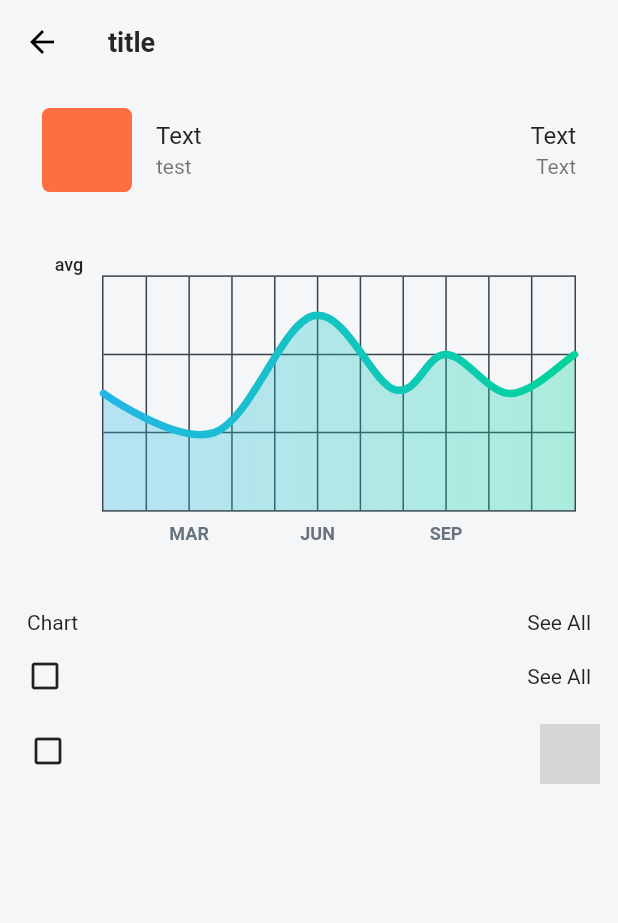
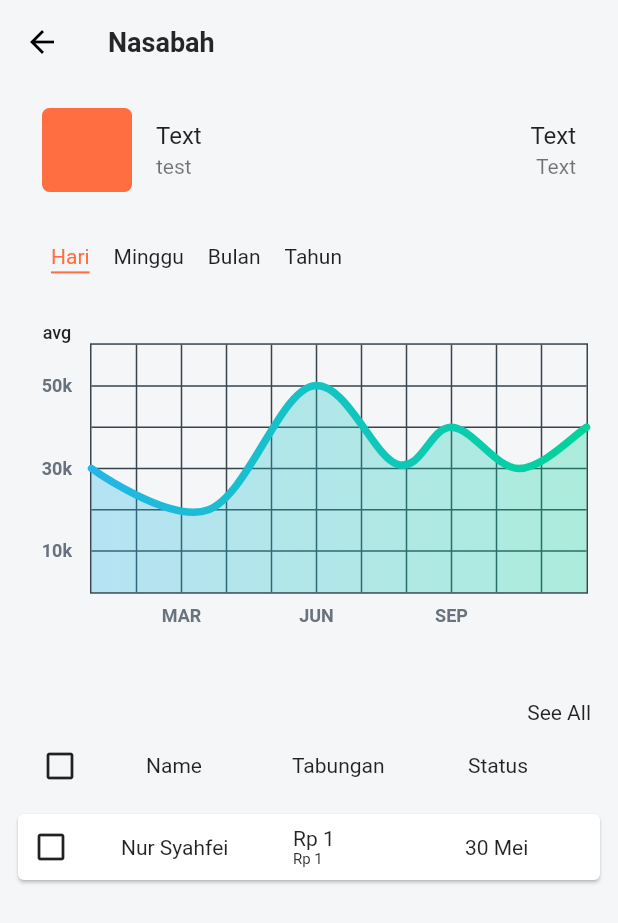
Before and after one commit to noersy/simbasa, a Flutter app: the screen it shows after launch, after a tap on "Login", after a tap on "Nasabah", on a phone screen of 412 x 824 dp. Shown: the top 923 px of the screen. Run offline on Flutter 3.47's test engine with Material 2 defaults, Android fonts, the phone set to English and light mode, and no system bars; drawn by our look-alikes of fl_chart; our stand-ins replace flutter_spinkit, shared_preferences; network calls fail; Roboto replaces fonts that are missing (Mulish); grey boxes are pictures that could not be loaded.

Commit message:
update baru BottomDialogSheet

```diff
--- a/lib/view/DasboardPage/DashboardPage.dart
+++ b/lib/view/DasboardPage/DashboardPage.dart
@@ -3,6 +3,7 @@ import 'package:flutter/rendering.dart';
 import 'package:simbasa/theme/PaletteColor.dart';
 import 'package:simbasa/theme/TypographyStyle.dart';
 import 'package:simbasa/view/DasboardPage/HomePage/HomePage.dart';
+import 'package:simbasa/view/DasboardPage/UserBottomSheetFialog/UserBottomSheetDialog.dart';
 import 'package:simbasa/view/DasboardPage/component/component.dart';
 import 'package:simbasa/view/ProfilePage/ProfilePage.dart';
 
@@ -80,17 +81,17 @@ class _DashboardPageState extends State<DashboardPage> {
                       });
                     },
                     child: Container(
+                      padding: const EdgeInsets.all(8.0),
                       color: PaletteColor.grey.withOpacity(0.3),
-                      child: Padding(
-                        padding: const EdgeInsets.all(8.0),
+                      child: Container(
+                        margin: EdgeInsets.only(
+                            left: MediaQuery.of(context).size.width / 2),
                         child: Column(
                           mainAxisAlignment: MainAxisAlignment.end,
-                          children: [
-                            Row(
-                              mainAxisAlignment: MainAxisAlignment.center,
+                          crossAxisAlignment: CrossAxisAlignment.end,
                           children: [
                             card(
-                                    title: "test",
+                                title: "Penjualan",
                                 icon: Icon(Icons.description),
                                 onPressed: () {
                                   print("a");
@@ -99,7 +100,7 @@ class _DashboardPageState extends State<DashboardPage> {
                                   });
                                 }),
                             card(
-                                  title: "test",
+                              title: "Penyetoran",
                               icon: Icon(Icons.movie),
                               onPressed: () {
                                 print("a");
@@ -108,13 +109,18 @@ class _DashboardPageState extends State<DashboardPage> {
                                 });
                               },
                             ),
-                              ],
+                            card(
+                              title: "Penarikan",
+                              icon: Icon(Icons.source),
+                              onPressed: () {
+                                print("a");
+                                setState(() {
+                                  _addButton = false;
+                                });
+                              },
                             ),
-                            Row(
-                              mainAxisAlignment: MainAxisAlignment.center,
-                              children: [
                             card(
-                                  title: "test",
+                              title: "Add Nasabah",
                               icon: Icon(Icons.link),
                               onPressed: () {
                                 print("a");
@@ -124,19 +130,7 @@ class _DashboardPageState extends State<DashboardPage> {
                               },
                             ),
                             SizedBox(
-                                  width: 90,
-                                ),
-                                card(
-                                  title: "test",
-                                  icon: Icon(Icons.source),
-                                  onPressed: () {
-                                    print("a");
-                                    setState(() {
-                                      _addButton = false;
-                                    });
-                                  },
-                                ),
-                              ],
+                              height: 30,
                             ),
                           ],
                         ),
@@ -153,10 +147,9 @@ class _DashboardPageState extends State<DashboardPage> {
   void _onPressed(index) {
     if (index == 0) print("Home");
     if (index == 1)
-      Navigator.of(context).push(
-        MaterialPageRoute(
-          builder: (context) => ProfilePage(),
-        ),
+      showModalBottomSheet(
+        context: context,
+        builder: (BuildContext context) => UserBottomSheetDialog(ctx: context),
       );
   }
 
--- /dev/null
+++ b/lib/view/DasboardPage/DataListPage/NasabahPage/NasabahPage.dart
@@ -0,0 +1,199 @@
+import 'package:flutter/material.dart';
+import 'package:simbasa/theme/PaletteColor.dart';
+import 'package:simbasa/view/DasboardPage/component/chart/linecart.dart';
+import 'package:simbasa/view/DasboardPage/component/component.dart';
+import 'package:simbasa/view/component/appbar/appbar.dart';
+
+class NasabahPage extends StatefulWidget {
+  @override
+  _NasabahPageState createState() => _NasabahPageState();
+}
+
+class _NasabahPageState extends State<NasabahPage> {
+  bool isChe = false;
+  bool isChe2 = false;
+
+  @override
+  Widget build(BuildContext context) {
+    return Scaffold(
+      backgroundColor: PaletteColor.primarybg2,
+      appBar: appbar(title: "Nasabah"),
+      body: Container(
+        child: Column(
+          children: [
+            Container(
+              margin: const EdgeInsets.only(
+                top: 8,
+                bottom: 8,
+                left: 12,
+                right: 12,
+              ),
+              width: MediaQuery.of(context).size.width,
+              child: ListTile(
+                leading: Container(
+                  width: 60,
+                  height: 60,
+                  decoration: BoxDecoration(
+                    color: Colors.deepOrangeAccent,
+                    borderRadius: BorderRadius.circular(5),
+                  ),
+                ),
+                title: Row(
+                  mainAxisAlignment: MainAxisAlignment.spaceBetween,
+                  children: [
+                    Text('Text'),
+                    Text('Text'),
+                  ],
+                ),
+                subtitle: Row(
+                  mainAxisAlignment: MainAxisAlignment.spaceBetween,
+                  children: [
+                    Text('test'),
+                    Text('Text'),
+                  ],
+                ),
+              ),
+            ),
+            Container(
+              child: Padding(
+                padding: const EdgeInsets.only(left: 26, top: 24),
+                child: Row(
+                  children: [
+                    Padding(
+                      padding: const EdgeInsets.only(left: 8, right: 8),
+                      child: Text(
+                        "Hari",
+                        style: TextStyle(
+                          shadows: [
+                            Shadow(
+                                color: Colors.deepOrangeAccent,
+                                offset: Offset(0, -5))
+                          ],
+                          color: Colors.transparent,
+                          decoration: TextDecoration.underline,
+                          decorationColor: Colors.deepOrangeAccent,
+                          decorationThickness: 2,
+                          decorationStyle: TextDecorationStyle.solid,
+                        ),
+                      ),
+                    ),
+                    Padding(
+                      padding: const EdgeInsets.only(left: 8, right: 8),
+                      child: Text(
+                        "Minggu",
+                        style: TextStyle(
+                          shadows: [
+                            Shadow(color: Colors.black87, offset: Offset(0, -5))
+                          ],
+                          color: Colors.transparent,
+                          decoration: TextDecoration.underline,
+                          decorationColor: Colors.transparent,
+                          decorationThickness: 2,
+                          decorationStyle: TextDecorationStyle.solid,
+                        ),
+                      ),
+                    ),
+                    Padding(
+                      padding: const EdgeInsets.only(left: 8, right: 8),
+                      child: Text(
+                        "Bulan",
+                        style: TextStyle(
+                          shadows: [
+                            Shadow(color: Colors.black87, offset: Offset(0, -5))
+                          ],
+                          color: Colors.transparent,
+                          decoration: TextDecoration.underline,
+                          decorationColor: Colors.transparent,
+                          decorationThickness: 2,
+                          decorationStyle: TextDecorationStyle.solid,
+                        ),
+                      ),
+                    ),
+                    Padding(
+                      padding: const EdgeInsets.only(left: 8, right: 8),
+                      child: Text(
+                        "Tahun",
+                        style: TextStyle(
+                          shadows: [
+                            Shadow(color: Colors.black87, offset: Offset(0, -5))
+                          ],
+                          color: Colors.transparent,
+                          decoration: TextDecoration.underline,
+                          decorationColor: Colors.transparent,
+                          decorationThickness: 2,
+                          decorationStyle: TextDecorationStyle.solid,
+                        ),
+                      ),
+                    ),
+                  ],
+                ),
+              ),
+            ),
+            LineChartSample2(),
+            Container(
+              padding:
+                  const EdgeInsets.only(left: 18, right: 18, top: 8, bottom: 8),
+              alignment: Alignment.topCenter,
+              child: Row(
+                mainAxisAlignment: MainAxisAlignment.end,
+                children: [
+                  Text('See All'),
+                ],
+              ),
+            ),
+            Container(
+              padding: const EdgeInsets.only(top: 8, bottom: 8),
+              alignment: Alignment.centerLeft,
+              child: Row(
+                mainAxisAlignment: MainAxisAlignment.spaceBetween,
+                children: [
+                  SizedBox(
+                    width: 80,
+                    child: GestureDetector(
+                      onTap: () {
+                        setState(() {
+                          isChe = (!isChe) ? true : false;
+                        });
+                      },
+                      child: Icon(
+                        !isChe
+                            ? Icons.check_box_outline_blank_outlined
+                            : Icons.check_box,
+                      ),
+                    ),
+                  ),
+                  Align(
+                      alignment: Alignment.bottomLeft,
+                      child: SizedBox(width: 80, child: Text('Name'))),
+                  SizedBox(width: 100, child: Text('Tabungan')),
+                  SizedBox(width: 100, child: Text('Status')),
+                ],
+              ),
+            ),
+            Expanded(
+              child: Padding(
+                padding: const EdgeInsets.all(8),
+                child: ListView(
+                  physics: BouncingScrollPhysics(),
+                  children: [
+                    GestureDetector(
+                      onTap: (){
+                        setState(() {
+                          isChe2 = (!isChe2) ? true : false;
+                        });
+                      },
+                      child: listTile2(
+                        subtitle: "test",
+                        isChe: isChe2
+                      ),
+                    ),
+                  ],
+                ),
+              ),
+            ),
+          ],
+        ),
+      ),
+    );
+  }
+}
--- a/lib/view/DasboardPage/HomePage/HomePage.dart
+++ b/lib/view/DasboardPage/HomePage/HomePage.dart
@@ -1,7 +1,7 @@
 import 'package:flutter/cupertino.dart';
 import 'package:flutter/material.dart';
 import 'package:simbasa/theme/PaletteColor.dart';
-import 'package:simbasa/view/DasboardPage/TransactionPage/NasabahPage/NasabahPage.dart';
+import 'package:simbasa/view/DasboardPage/DataListPage/NasabahPage/NasabahPage.dart';
 import 'package:simbasa/view/DasboardPage/component/chart/linecart.dart';
 import 'package:simbasa/view/DasboardPage/component/component.dart';
 import 'package:simbasa/view/component/appbar/appbar.dart';
--- a/lib/view/DasboardPage/TransactionPage/NasabahPage/NasabahPage.dart
+++ /dev/null
@@ -1,102 +0,0 @@
-import 'package:flutter/material.dart';
-import 'package:simbasa/theme/PaletteColor.dart';
-import 'package:simbasa/view/DasboardPage/component/chart/linecart.dart';
-import 'package:simbasa/view/DasboardPage/component/component.dart';
-import 'package:simbasa/view/component/appbar/appbar.dart';
-
-class NasabahPage extends StatefulWidget {
-  @override
-  _NasabahPageState createState() => _NasabahPageState();
-}
-
-class _NasabahPageState extends State<NasabahPage> {
-  @override
-  Widget build(BuildContext context) {
-    return Scaffold(
-      backgroundColor: PaletteColor.primarybg2,
-      appBar: appbar(title: "title"),
-      body: Container(
-        child: Column(
-          children: [
-            Container(
-              margin: const EdgeInsets.only(
-                top: 8,
-                bottom: 8,
-                left: 12,
-                right: 12,
-              ),
-              width: MediaQuery.of(context).size.width,
-              child: ListTile(
-                leading: Container(
-                  width: 60,
-                  height: 60,
-                  decoration: BoxDecoration(
-                    color: Colors.deepOrangeAccent,
-                    borderRadius: BorderRadius.circular(5),
-                  ),
-                ),
-                title: Row(
-                  mainAxisAlignment: MainAxisAlignment.spaceBetween,
-                  children: [
-                    Text('Text'),
-                    Text('Text'),
-                  ],
-                ),
-                subtitle: Row(
-                  mainAxisAlignment: MainAxisAlignment.spaceBetween,
-                  children: [
-                    Text('test'),
-                    Text('Text'),
-                  ],
-                ),
-              ),
-            ),
-            Container(
-              padding: const EdgeInsets.all(8),
-              height: MediaQuery.of(context).size.height / 3 - 20,
-              width: MediaQuery.of(context).size.width,
-              child: LineChartSample2(),
-            ),
-            Container(
-              padding:
-                  const EdgeInsets.only(left: 18, right: 18, top: 8, bottom: 8),
-              alignment: Alignment.topCenter,
-              child: Row(
-                mainAxisAlignment: MainAxisAlignment.spaceBetween,
-                children: [
-                  Text('Chart'),
-                  Text('See All'),
-                ],
-              ),
-            ),
-            Container(
-              padding:
-                  const EdgeInsets.only(left: 18, right: 18, top: 8, bottom: 8),
-              alignment: Alignment.topCenter,
-              child: Row(
-                mainAxisAlignment: MainAxisAlignment.spaceBetween,
-                children: [
-                  Icon(Icons.check_box_outline_blank_outlined),
-                  Text('See All'),
-                ],
-              ),
-            ),
-            Expanded(
-              child: Padding(
-                padding: const EdgeInsets.all(8),
-                child: ListView(
-                  physics: BouncingScrollPhysics(),
-                  children: [
-                    listTile2(
-                      subtitle: "test",
-                    ),
-                  ],
-                ),
-              ),
-            ),
-          ],
-        ),
-      ),
-    );
-  }
-}
--- a/lib/view/DasboardPage/component/chart/linecart.dart
+++ b/lib/view/DasboardPage/component/chart/linecart.dart
@@ -228,8 +228,9 @@ class _LineChartSample2State extends State<LineChartSample2> {
         ),
       ),
       borderData: FlBorderData(
-          show: true,
-          border: Border.all(color: const Color(0xff37434d), width: 1)),
+        show: true,
+        border: Border.all(color: const Color(0xff37434d), width: 1),
+      ),
       minX: 0,
       maxX: 11,
       minY: 0,
--- a/lib/view/DasboardPage/component/component.dart
+++ b/lib/view/DasboardPage/component/component.dart
@@ -9,8 +9,7 @@ InkWell card({String title, Icon icon, Function onPressed}) {
         borderRadius: BorderRadius.circular(10),
       ),
       child: Container(
-        width: 120,
-        padding: const EdgeInsets.all(8),
+        padding: const EdgeInsets.all(12),
         child: Row(
           children: [
             Container(
@@ -61,24 +60,39 @@ ListTile listTile(
   );
 }
 
-Widget listTile2({String subtitle, Function onPressed}) {
-  return Padding(
-    padding: const EdgeInsets.only(left: 4, right: 4),
+Card listTile2({String subtitle, Function onPressed, bool isChe}) {
+  return Card(
+    child: Container(
+      padding: const EdgeInsets.only(left: 10, right: 10, top: 8, bottom: 8),
+      alignment: Alignment.centerLeft,
       child: Row(
         mainAxisAlignment: MainAxisAlignment.spaceBetween,
         children: [
-        Padding(
-          padding: const EdgeInsets.all(8.0),
-          child: Icon(Icons.check_box_outline_blank_outlined),
+          Icon(
+            !isChe ? Icons.check_box_outline_blank_outlined : Icons.check_box,
           ),
-        Padding(
-          padding: const EdgeInsets.only(left: 8, top: 4),
-          child: CircleAvatar(
-            backgroundImage: NetworkImage(
-                'https://media-exp1.licdn.com/dms/image/C5603AQH-xdswau0QEA/profile-displayphoto-shrink_800_800/0/1618682673767?e=1627516800&v=beta&t=VM3Zeyy9KVvWz5CX-v7Knn-S0bOznGulVdbENAhDbH8'),
+          SizedBox(
+            width: 80,
+            child: Text("Nur Syahfei"),
           ),
+          SizedBox(
+            width: 80,
+            child: Column(
+              children: [
+                Align(alignment: Alignment.bottomLeft, child: Text("Rp 1")),
+                Align(
+                  alignment: Alignment.bottomLeft,
+                  child: Text("Rp 1", style: TypographyStyle.mini),
                 ),
               ],
             ),
+          ),
+          SizedBox(
+            width: 80,
+            child: Text("30 Mei"),
+          ),
+        ],
+      ),
+    ),
   );
 }
```
Also changed, not shown: lib/view/DasboardPage/TransactionsPage/AddNasabahPage.dart (added, +13 -0 lines), lib/view/DasboardPage/UserBottomSheetFialog/UserBottomSheetDialog.dart (added, +185 -0 lines), lib/view/DasboardPage/UserBottomSheetFialog/component/ConfirmationLogoutDialog.dart (added, +133 -0 lines). Lines whose indentation alone changed are shown as unchanged.
